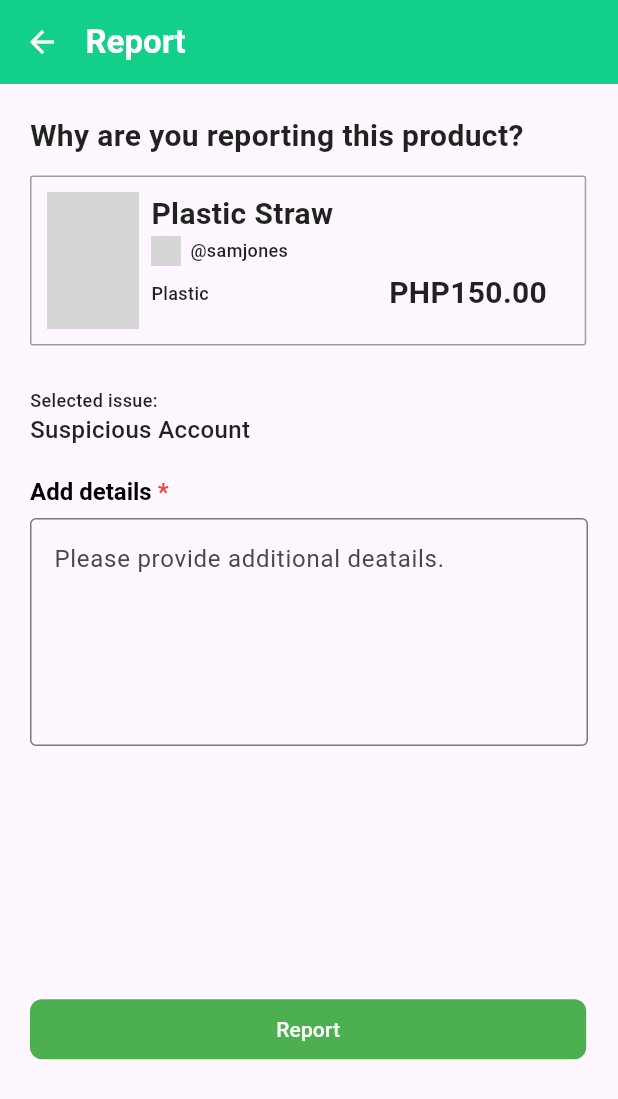
After one commit to simonvque/ISPROJ2REGAIN_MOBILE, a Flutter app: the ReportPage screen opened directly, after a tap on "Suspicious Account", on a phone screen of 412 x 824 dp. The commit adds this screen. Shown: the top 1099 px of the screen. Run offline on Flutter 3.47's test engine with Material 3 defaults, Android fonts, the phone set to English and light mode, and no system bars; our stand-ins replace carousel_slider, flutter_markdown, get, get_storage, iconsax_flutter, smooth_page_indicator; missing offline and left inert: mysql1; accounts and stored records are empty; project files that could hold a hidden picture were left out; grey boxes are pictures that could not be loaded.

Commit message:
added editpro, th, sellerv, combal, report

```diff
--- a/lib/constants/image_strings.dart
+++ b/lib/constants/image_strings.dart
@@ -12,4 +12,8 @@ class ReGainImages{
   //homepage
   static const String carousel1 = "assets/images/homepage/carousel.png";
   static const String plastic = "assets/images/homepage/plastic.png";
+
+  //profile
+    static const String exProfilePic = "assets/images/profile/profileSam.jpg";
+    static const String exProductPic = "assets/images/profile/plastic_straw.png";
 }
--- a/lib/main.dart
+++ b/lib/main.dart
@@ -48,8 +48,8 @@ class MyApp extends StatelessWidget {
         visualDensity: VisualDensity.adaptivePlatformDensity,
         appBarTheme: AppBarTheme(color: Color(0xFF12CF8A)),
       ),
-      // home: HomeScreen(),
-      home: ReviewsPage(),
+       home: HomeScreen(),
+      //home: ReviewsPage(),
     );
   }
 }
--- a/lib/profile/app_bar.dart
+++ b/lib/profile/app_bar.dart
@@ -1,10 +1,15 @@
 import 'package:flutter/material.dart';
+import 'package:regain_mobile/profile/report_page.dart';
+import 'package:regain_mobile/constants/colors.dart';
 
-AppBar buildAppBar (BuildContext context, dynamic title){
+AppBar buildAppBar (BuildContext context, dynamic title,
+{
+  bool showReportButton = false
+}){
 
   return AppBar(
-    backgroundColor: Colors.green,
-    leading: const BackButton(color: Colors.white,),
+    backgroundColor: green,
+    leading: const BackButton(color: white,),
     centerTitle: false,
     titleSpacing: 1.0,
     title: Text(title, style: const TextStyle(
@@ -13,5 +18,16 @@ AppBar buildAppBar (BuildContext context, dynamic title){
       fontSize: 22,
       ),
     ),
+    actions: showReportButton ?
+    [
+      IconButton(
+        icon: const Icon(Icons.flag_outlined, color: Colors.white),
+        onPressed: () {
+          Navigator.push(context,
+                MaterialPageRoute(builder: (context) => const ReportPage()));
+         },
+      ),
+    ]
+    : null,
   );
 }
--- /dev/null
+++ b/lib/profile/model/transactions.dart
@@ -0,0 +1,12 @@
+class Transaction{
+  final String date;
+  final String item;
+  final double amount;
+
+  Transaction({
+    required this.date,
+    required this.item,
+    required this.amount
+    }
+    );
+}
--- /dev/null
+++ b/lib/profile/report_page.dart
@@ -0,0 +1,233 @@
+import 'package:flutter/material.dart';
+import 'package:regain_mobile/profile/app_bar.dart';
+import 'package:regain_mobile/profile/profile_menu.dart';
+import 'package:regain_mobile/profile/profile_page.dart';
+
+/*
+TO FIX: STATE WHEN ALREADY IN THE ADD DETAILS SECTION, THE BACKBTN FROM APP BAR
+        MUST RETURN IN MAIN REPORT FORM AND NOT IN PREVIOUS PAGE.
+ */
+
+class ReportPage extends StatefulWidget {
+  const ReportPage({super.key});
+
+  @override
+  ReportPageState createState() => ReportPageState();
+}
+
+class ReportPageState extends State<ReportPage> {
+  String? selectedIssue;
+
+  void selectIssue(String issue) {
+    setState(() {
+      selectedIssue = issue;
+    });
+  }
+
+  @override
+  Widget build(BuildContext context) {
+
+    return Scaffold(
+      appBar: buildAppBar(context, 'Report'),
+      body: Padding(
+        padding: const EdgeInsets.all(20),
+        child: Column(
+          crossAxisAlignment: CrossAxisAlignment.start,
+          children: [
+          const StyleUsernameTxt('Why are you reporting this product?'),
+          const SizedBox(height: 12,),
+
+          //Container of the selected product to report
+          Container(
+              padding: const EdgeInsets.all(10),
+              width:MediaQuery.of(context).size.width * 0.90,
+              height: MediaQuery.of(context).size.width * 0.275,
+              decoration: BoxDecoration(
+                color: Colors.transparent,
+                borderRadius: BorderRadius.circular(2),
+                border: Border.all(color: Colors.grey, width: 1),
+              ),
+              child: Row(
+                children: [
+                  //Product Image
+                  ClipRRect(
+                    child: Image.asset(
+                        'assets/plastic_straw.png',
+                        width: MediaQuery.of(context).size.width * 0.15,
+                        height: MediaQuery.of(context).size.height * 0.20,
+                        fit: BoxFit.cover,
+                      ),
+                    ),
+
+                  const SizedBox(width: 8,),
+                  //Product Info
+                  const Column(
+                    crossAxisAlignment: CrossAxisAlignment.start,
+                    children: [
+                      StyleUsernameTxt('Plastic Straw'),
+                      Row(
+                        children: [
+                          CircleAvatar(
+                            radius: 10,
+                            backgroundImage: AssetImage('assets/profileSam.jpg'),
+                            ),
+                          SizedBox(width: 6,),
+                          StyleBodyTxt('@samjones')
+                        ],
+                      ),
+                      SizedBox(height: 4,),
+                      Row(
+                        children: [
+                          StyleBodyTxt('Plastic'),
+                          SizedBox(width: 120,),
+                          StyleUsernameTxt('PHP150.00') //temporary size
+                        ],
+                      ),
+                    ],
+                  )
+                ],
+              ),
+          ),
+
+          //Issues buttons
+          const SizedBox(height: 20,),
+            if (selectedIssue == null) ...[
+              const StyleBodyTxt('Select the issue you would like to report:'),
+              const SizedBox(height: 8,),
+
+              IssueBtn(onPressed: () => selectIssue('Suspicious Account'), text: 'Suspicious Account'),
+              const SizedBox(height: 8,),
+              IssueBtn(onPressed: () => selectIssue('Fake Location'), text: 'Fake Location'),
+              const SizedBox(height: 8,),
+              IssueBtn(onPressed: () => selectIssue('Items wrongly categorized'), text: 'Items wrongly categorized'),
+              const SizedBox(height: 8,),
+              IssueBtn(onPressed: () => selectIssue('Selling prohibited items'), text: 'Selling prohibited items'),
+              const SizedBox(height: 8,),
+              IssueBtn(onPressed: () => selectIssue('Mispriced listings'), text: 'Mispriced listings'),
+              const SizedBox(height: 8,),
+              IssueBtn(onPressed: () => selectIssue('Offensive behavior/content'), text: 'Offensive behavior/content'),
+            ] else ...[
+              const SizedBox(height: 8,),
+              //Add Details Section
+             AddDetailsSection(selectedIssue: selectedIssue)
+            ],
+          ],
+        ),
+      ),
+    );
+  }
+}
+
+class IssueBtn extends StatelessWidget {
+  const IssueBtn(
+      {super.key, required this.onPressed, required this.text});
+
+  final String text;
+  final void Function() onPressed;
+
+  @override
+  Widget build(BuildContext context) {
+    return SizedBox(
+      width: MediaQuery.of(context).size.width * 0.90,
+      height: MediaQuery.of(context).size.width * 0.12,
+      child: OutlinedButton(
+          style: OutlinedButton.styleFrom(
+                  foregroundColor: Colors.black87,
+                  side: const BorderSide(color: Colors.grey),
+                  alignment: Alignment.centerLeft,
+                  padding: const EdgeInsets.all(10),
+                  shape: RoundedRectangleBorder(
+                    borderRadius: BorderRadius.circular(2)
+                  )
+                  ).copyWith(
+                  overlayColor:
+                      const WidgetStatePropertyAll(Colors.transparent)
+                      ),
+          onPressed: onPressed,
+          child: Row(
+            children: [
+
+              StyleBtnTxt(text),
+              const Spacer(flex: 40),
+              SizedBox(
+                  height: 12,
+                  width: 12,
+                  child: Opacity(
+                    opacity: 0.7,
+                    child: Image.asset('assets/icons/arrow.png'),
+                  )
+                  )
+              ]
+          ),
+      ),
+    );
+  }
+}
+
+class AddDetailsSection extends StatelessWidget {
+  const AddDetailsSection(
+      {super.key, required this.selectedIssue});
+
+final String? selectedIssue;
+
+  @override
+  Widget build(BuildContext context) {
+    return Column(
+      crossAxisAlignment: CrossAxisAlignment.start,
+      children: [
+                const StyleBodyTxt('Selected issue:'),
+                StyleBtnTxt(selectedIssue!),
+
+              const SizedBox(height: 20,),
+              // const StyleUsernameTxt('Add details'),
+              RichText(
+          text: const TextSpan(
+            children: [
+              TextSpan(
+                text: 'Add details ',
+                style: TextStyle(
+                  fontSize: 16,
+                  fontWeight: FontWeight.bold,
+                  color: Colors.black,
+                ),
+              ),
+              TextSpan(
+                text: '*',
+                style: TextStyle(
+                  fontSize: 16,
+                  fontWeight: FontWeight.bold,
+                  color: Colors.red,
+                  ),
+                ),
+              ],
+            ),
+          ),
+
+              const SizedBox(height: 8,),
+              const TextField(
+                maxLines: 5,
+                decoration: InputDecoration(
+                  border: OutlineInputBorder(),
+                  hintText: 'Please provide additional deatails.',
+                ),
+              ),
+
+              SizedBox(height: MediaQuery.of(context).size.height * 0.20),
+              SizedBox(
+            width: MediaQuery.of(context).size.width * 0.90,
+            child: FilledButton(
+                style: FilledButton.styleFrom(
+                    backgroundColor: Colors.green,
+                    foregroundColor: Colors.white,
+                    shape: RoundedRectangleBorder(
+                        borderRadius: BorderRadius.circular(8))),
+                onPressed: () {
+                  //insert handle here
+                    },
+                child: const Text('Report')
+                ),
+                ),
+      ]
+  );
+}
+}
--- /dev/null
+++ b/lib/profile/util/transactions_data.dart
@@ -0,0 +1,7 @@
+import 'package:regain_mobile/profile/model/transactions.dart';
+
+List<Transaction> transactions = [
+  Transaction(date: "2024-06-01",  item: "Plastic Bottles", amount: 124.50),
+  Transaction(date: "2024-06-02",  item: "Aluminum Cans", amount: 178.75),
+  // Add more transactions as needed
+];
--- a/lib/profile/util/user_data.dart
+++ b/lib/profile/util/user_data.dart
@@ -1,9 +1,10 @@
 import 'package:regain_mobile/profile/model/user.dart';
+import '../../../constants/image_strings.dart';
 
 class UserData {
   var myUser = User(
     imagePath:
-      'assets/profileSam.jpg',
+      ReGainImages.exProfilePic,
     username: 'samjones',
     contactNum: '+63484468291');
 }
```
Also changed, not shown: lib/profile/combal_page.dart (added, +125 -0 lines), lib/profile/profile_menu.dart (+14 -9 lines), lib/profile/seller_profile_page.dart (added, +78 -0 lines), lib/profile/transactions_page.dart (+16 -2 lines), assets/images/profile/plastic_straw.png (added), 1 other file.
